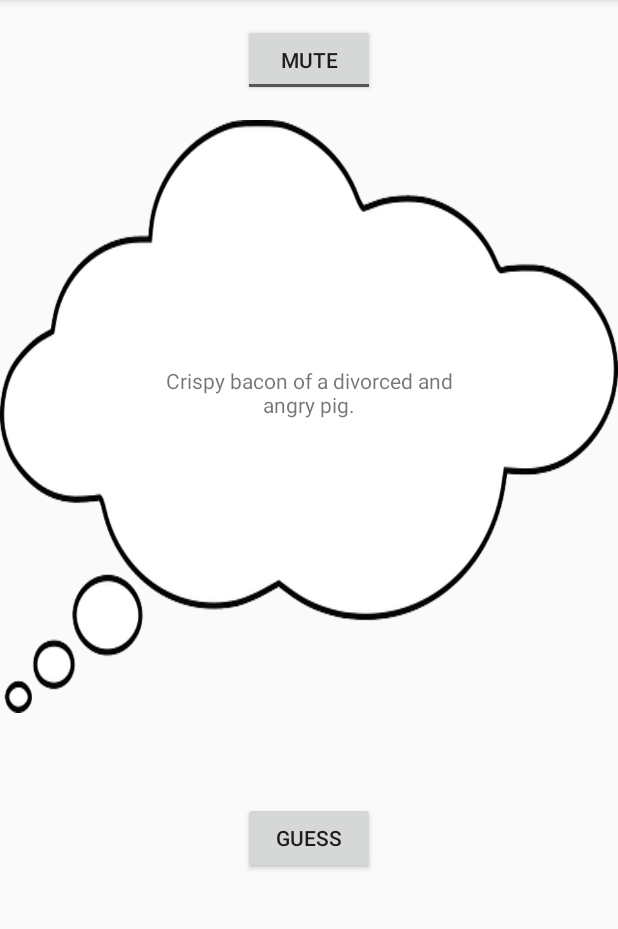
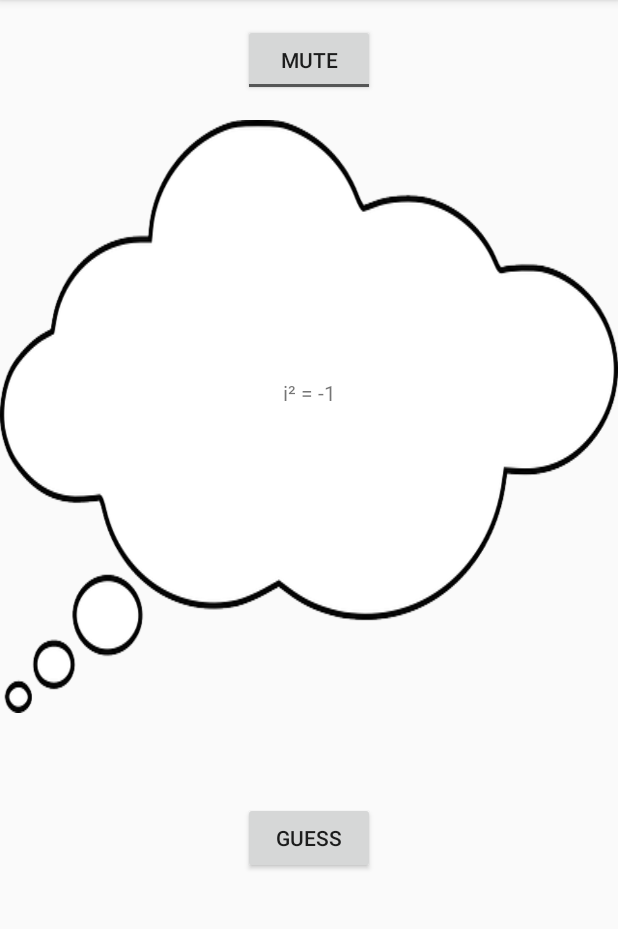
Before and after one commit to pedif/WhatEats, an Android app: the screen it shows after launch (MainActivity), after a tap on "GUESS", on a phone screen of 412 x 824 dp, the part 84-1013 px from its top. Run offline under Robolectric (Android 15) with nearby library versions, the phone set to English and light mode, and no system bars; our stand-ins replace AdMob.

Commit message:
Update Guess Presenter
Updated Guess function which now displays a random number of formulas before displaying the food

```diff
--- a/app/build.gradle
+++ b/app/build.gradle
@@ -41,9 +41,6 @@ dependencies {
     implementation 'com.google.firebase:firebase-core:17.0.0'
     implementation 'com.google.firebase:firebase-ads:18.1.0'
 
-    // Coroutines
-    implementation "org.jetbrains.kotlinx:kotlinx-coroutines-core:$version_coroutine"
-    implementation "org.jetbrains.kotlinx:kotlinx-coroutines-android:$version_coroutine"
 
 
     testImplementation 'junit:junit:4.12'
--- a/app/src/main/java/com/techspark/whateats/GuessPresenter.kt
+++ b/app/src/main/java/com/techspark/whateats/GuessPresenter.kt
@@ -1,24 +1,59 @@
 package com.techspark.whateats
+
 import com.techspark.whateats.Contract.View
 import android.content.Context
-import android.widget.Toast
+import java.util.*
+import android.os.Handler
+import kotlin.concurrent.schedule
 import kotlin.random.Random
 
-class GuessPresenter (private val view: View, private val context: Context) : Contract.Presenter{
+class GuessPresenter(private val view: View, private val context: Context) : Contract.Presenter {
 
     private val foods: Array<String> = context.resources.getStringArray(R.array.foods)
+    private val formulas: Array<String> = context.resources.getStringArray(R.array.formulas)
+
+
+    private val uiScope = Handler()
 
     /**
      * Picks a random number and selects the respective index of food array
      */
     override fun guess() {
 
+        val rand = Random(System.currentTimeMillis())
+        guess(rand.nextInt(3,5),rand)
 
-        val rand = Random(System.currentTimeMillis()).nextInt(0,foods.size)
-        view.guess(foods[rand])
+    }
+
+    /**
+     * Counts the times formulas are displayed to the user before displaying the result
+     */
+    var count = 0
+
+    /**
+     * Recursive method which would display a formula @see{$formulaCount) times then displays the result and returns
+     */
+     private fun guess(formulaCount: Int,rand: Random){
+
+         if (count > formulaCount) {
+             count= 0
+             uiScope.post {
+                 view.guess(foods[rand.nextInt(0, foods.size)])
+             }
+             return
+         }
+         count++
+
+         Timer().schedule(rand.nextLong(900, 1500)) {
+             uiScope.post {
+                 view.guess(formulas[rand.nextInt(0, formulas.size)])
+             }
+             guess(formulaCount,rand)
+         }
     }
 
     override fun stop() {
+    }
 
-    }
+
 }
--- a/app/src/main/res/values/strings.xml
+++ b/app/src/main/res/values/strings.xml
@@ -108,7 +108,6 @@
     </string-array>
 
     <string-array name="formulas">
-        <item>Initializing</item>
         <item>x\u00B3 + y\u00B2 = 27.43</item>
         <item>i\u00B2 = -1</item>
         <item>logxy = logx + logy</item>
--- a/build.gradle
+++ b/build.gradle
@@ -2,7 +2,6 @@
 
 buildscript {
     ext.kotlin_version = '1.3.31'
-    ext.version_coroutine = "1.1.0"
     repositories {
         google()
         jcenter()
```
